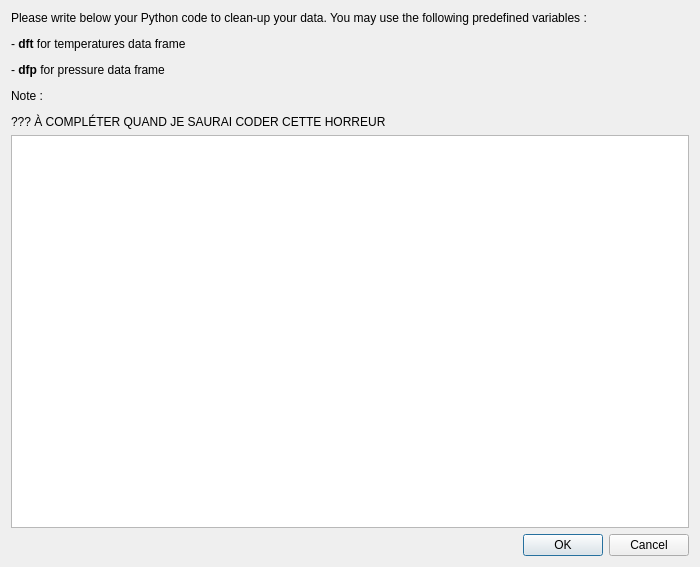
Old version of the form molonaviz/dialogcleanup.ui in the repository SandraClodion/projet_molonaviz.
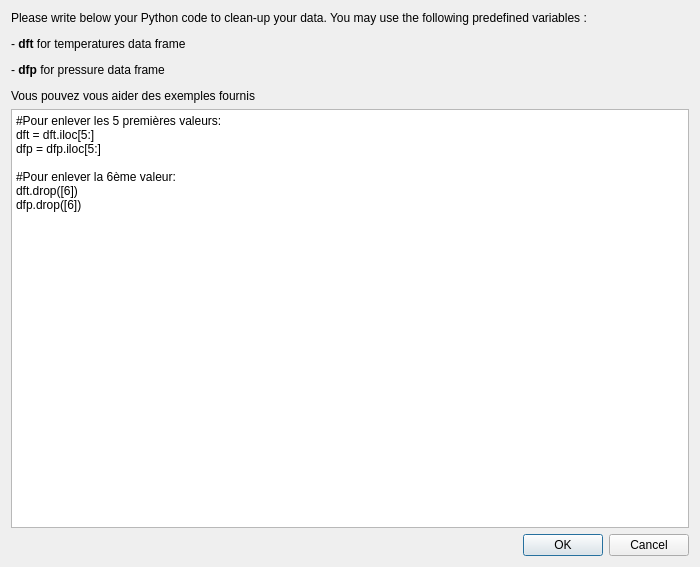
New version of the form.

```diff
--- a/molonaviz/dialogcleanup.ui
+++ b/molonaviz/dialogcleanup.ui
@@ -20,7 +20,7 @@
    <item>
     <widget class="QLabel" name="label">
      <property name="text">
-      <string>&lt;html&gt;&lt;head/&gt;&lt;body&gt;&lt;p&gt;Please write below your Python code to clean-up your data. You may use the following predefined variables : &lt;/p&gt;&lt;p&gt;- &lt;span style=&quot; font-weight:600;&quot;&gt;dft&lt;/span&gt; for temperatures data frame&lt;/p&gt;&lt;p&gt;- &lt;span style=&quot; font-weight:600;&quot;&gt;dfp&lt;/span&gt; for pressure data frame&lt;/p&gt;&lt;p&gt;Note :&lt;/p&gt;&lt;p&gt;??? À COMPLÉTER QUAND JE SAURAI CODER CETTE HORREUR&lt;/p&gt;&lt;/body&gt;&lt;/html&gt;</string>
+      <string>&lt;html&gt;&lt;head/&gt;&lt;body&gt;&lt;p&gt;Please write below your Python code to clean-up your data. You may use the following predefined variables : &lt;/p&gt;&lt;p&gt;- &lt;span style=&quot; font-weight:600;&quot;&gt;dft&lt;/span&gt; for temperatures data frame&lt;/p&gt;&lt;p&gt;- &lt;span style=&quot; font-weight:600;&quot;&gt;dfp&lt;/span&gt; for pressure data frame&lt;/p&gt;&lt;p&gt;Vous pouvez vous aider des exemples fournis&lt;/p&gt;&lt;/body&gt;&lt;/html&gt;</string>
      </property>
      <property name="textFormat">
       <enum>Qt::AutoText</enum>
@@ -34,7 +34,17 @@
     </widget>
    </item>
    <item>
-    <widget class="QPlainTextEdit" name="plainTextEdit"/>
+    <widget class="QPlainTextEdit" name="plainTextEdit">
+     <property name="plainText">
+      <string>#Pour enlever les 5 premières valeurs:
+dft = dft.iloc[5:]
+dfp = dfp.iloc[5:]
+
+#Pour enlever la 6ème valeur:
+dft.drop([6])
+dfp.drop([6])</string>
+     </property>
+    </widget>
    </item>
    <item>
     <layout class="QHBoxLayout" name="horizontalLayout">
```
